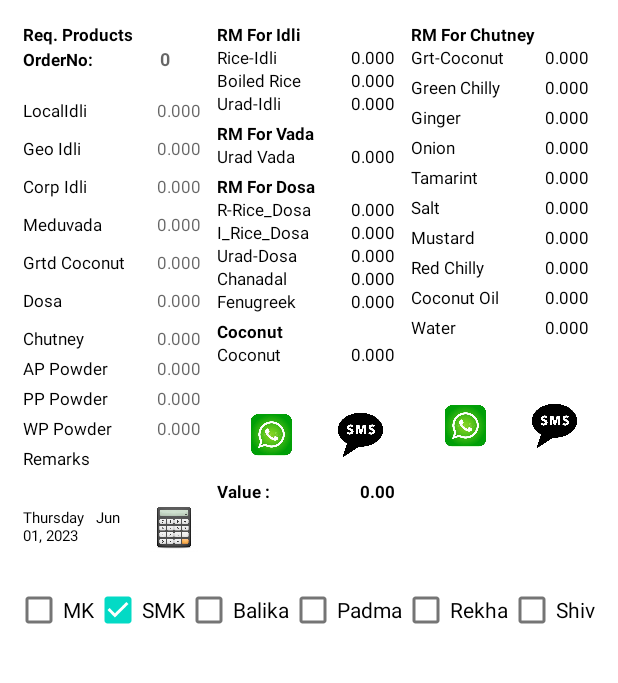
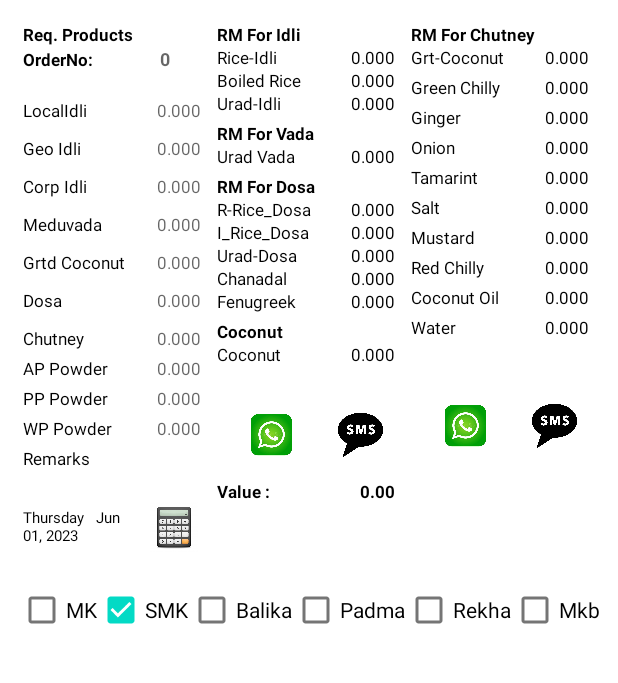
Before and after one commit to manojnambyar/Production, an Android app: the screen it shows after launch (MainActivity), on a phone screen of 412 x 824 dp, the part 145-828 px from its top. Run offline under Robolectric (Android 15) with nearby library versions, the phone set to English and light mode, and no system bars.

Commit message:
updates shiva name

```diff
--- a/app/src/main/res/layout/activity_main.xml
+++ b/app/src/main/res/layout/activity_main.xml
@@ -1375,9 +1375,9 @@
         <CheckBox
             android:layout_width="wrap_content"
             android:layout_height="20dp"
-            android:tag="Shiva"
+            android:tag="Mkb"
             android:weightSum="15"
-            android:text="Shiva" />
+            android:text="Mkb" />
 
 
 
```
